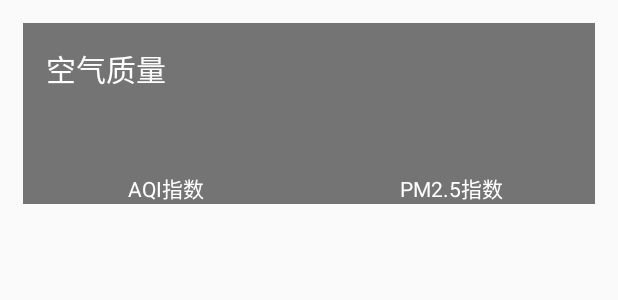
After one commit to mao758444/coolweather, an Android app: the layout aqi.xml on its own in the app's theme, with its tools: preview values and no code run, on a phone screen of 412 x 824 dp. The commit adds this screen. Shown: the top 300 px of the screen. Run offline under Robolectric (Android 15) with nearby library versions, the phone set to English and light mode, and no system bars.

```diff
--- a/app/src/main/AndroidManifest.xml
+++ b/app/src/main/AndroidManifest.xml
@@ -2,7 +2,8 @@
 <manifest xmlns:android="http://schemas.android.com/apk/res/android"
     package="com.coolweather.android">
 
-    <uses-permission android:name="android.permission.INTERNET"/>
+    <uses-permission android:name="android.permission.INTERNET" />
+
     <application
         android:name="org.litepal.LitePalApplication"
         android:allowBackup="true"
@@ -18,6 +19,7 @@
                 <category android:name="android.intent.category.LAUNCHER" />
             </intent-filter>
         </activity>
+        <activity android:name=".WeatherActivity"></activity>
     </application>
 
 </manifest>
--- /dev/null
+++ b/app/src/main/res/layout/aqi.xml
@@ -0,0 +1,70 @@
+<?xml version="1.0" encoding="utf-8"?>
+<LinearLayout
+    xmlns:android="http://schemas.android.com/apk/res/android"
+    android:layout_width="match_parent"
+    android:layout_height="wrap_content"
+    android:orientation="vertical"
+    android:layout_margin="15dp"
+    android:background="#8000">
+    <TextView
+        android:layout_width="wrap_content"
+        android:layout_height="wrap_content"
+        android:layout_marginLeft="15dp"
+        android:layout_marginTop="15dp"
+        android:text="空气质量"
+        android:textColor="#fff"
+        android:textSize="20sp"/>
+    <LinearLayout
+        android:layout_width="match_parent"
+        android:layout_height="wrap_content">
+        <RelativeLayout
+            android:layout_width="0dp"
+            android:layout_height="match_parent"
+            android:layout_weight="1">
+            <LinearLayout
+                android:layout_width="match_parent"
+                android:layout_height="wrap_content"
+                android:orientation="vertical"
+                android:layout_centerInParent="true">
+                <TextView
+                    android:layout_width="wrap_content"
+                    android:layout_height="wrap_content"
+                    android:id="@+id/aqi_text"
+                    android:layout_gravity="center"
+                    android:textColor="#fff"
+                    android:textSize="40sp"/>
+                <TextView
+                    android:layout_width="wrap_content"
+                    android:layout_height="wrap_content"
+                    android:layout_gravity="center"
+                    android:text="AQI指数"
+                    android:textColor="#fff"/>
+            </LinearLayout>
+        </RelativeLayout>
+        <RelativeLayout
+            android:layout_width="0dp"
+            android:layout_height="match_parent"
+            android:layout_weight="1">
+            <LinearLayout
+                android:layout_width="match_parent"
+                android:layout_height="wrap_content"
+                android:orientation="vertical"
+                android:layout_centerInParent="true">
+                <TextView
+                    android:layout_width="wrap_content"
+                    android:layout_height="wrap_content"
+                    android:id="@+id/pm25_text"
+                    android:textColor="#fff"
+                    android:textSize="40sp"
+                    android:layout_gravity="center"/>
+                <TextView
+                    android:layout_width="wrap_content"
+                    android:layout_height="wrap_content"
+                    android:layout_gravity="center"
+                    android:text="PM2.5指数"
+                    android:textColor="#fff"/>
+            </LinearLayout>
+        </RelativeLayout>
+    </LinearLayout>
+
+</LinearLayout>
```
Also changed, not shown: app/src/main/java/com/coolweather/android/ChooseAreaFragment.java (+15 -0 lines), app/src/main/java/com/coolweather/android/MainActivity.java (+11 -0 lines), app/src/main/java/com/coolweather/android/WeatherActivity.java (added, +217 -0 lines), app/src/main/java/com/coolweather/android/gson/AQI.java (added, +11 -0 lines), app/src/main/java/com/coolweather/android/gson/Basic.java (added, +18 -0 lines), app/src/main/java/com/coolweather/android/gson/Forecast.java (added, +22 -0 lines), app/src/main/java/com/coolweather/android/gson/Now.java (added, +17 -0 lines), app/src/main/java/com/coolweather/android/gson/Suggestion.java (added, +28 -0 lines), app/src/main/java/com/coolweather/android/gson/Weather.java (added, +16 -0 lines), app/src/main/java/com/coolweather/android/util/Utility.java (+17 -3 lines), app/src/main/res/layout/activity_weather.xml (added, +59 -0 lines), app/src/main/res/layout/forecast.xml (added, +25 -0 lines), app/src/main/res/layout/forecast_item.xml (added, +39 -0 lines), app/src/main/res/layout/now.xml (added, +24 -0 lines), 3 more files.
